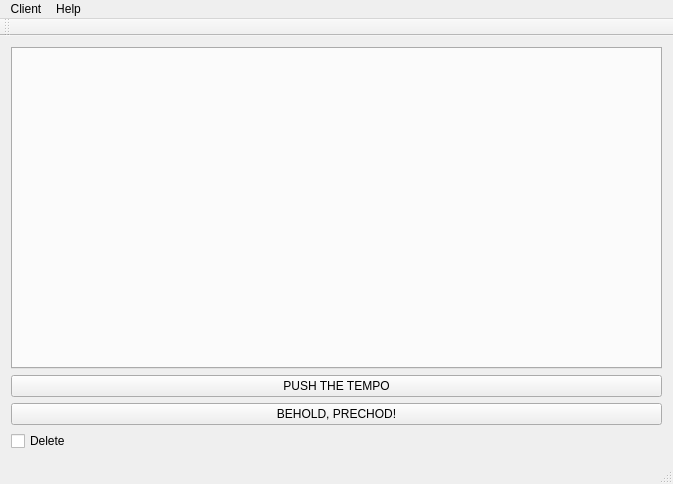
Qt form mainwindow.ui (garretraziel/icp) before a commit.
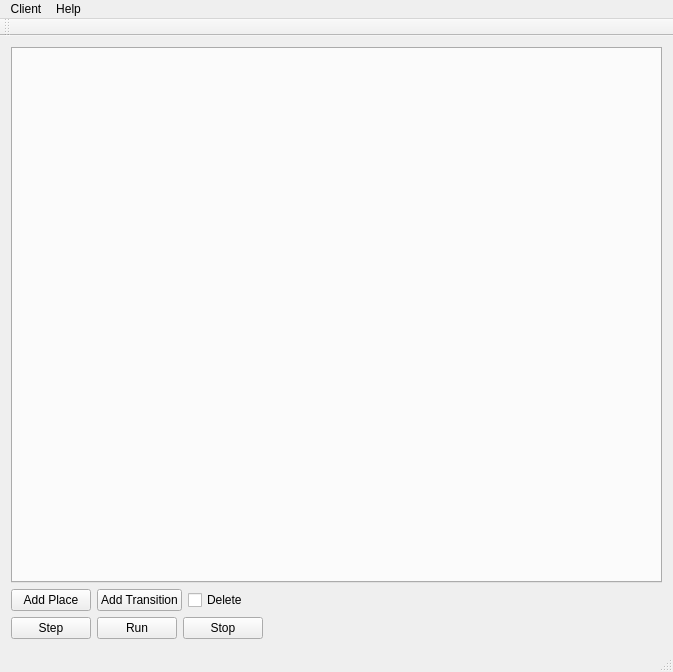
The same form after that commit.

```diff
--- a/mainwindow.ui
+++ b/mainwindow.ui
@@ -7,7 +7,7 @@
     <x>0</x>
     <y>0</y>
     <width>673</width>
-    <height>484</height>
+    <height>672</height>
    </rect>
   </property>
   <property name="windowTitle">
@@ -17,34 +17,32 @@
    <string/>
   </property>
   <widget class="QWidget" name="centralWidget">
-   <layout class="QVBoxLayout" name="verticalLayout_2">
-    <item>
-     <layout class="QVBoxLayout" name="verticalLayout">
-      <item>
+   <layout class="QGridLayout" name="gridLayout">
+    <item row="0" column="0">
        <widget class="QTabWidget" name="tabWidget">
         <property name="currentIndex">
          <number>-1</number>
         </property>
        </widget>
       </item>
+    <item row="4" column="0" rowspan="2">
+     <layout class="QHBoxLayout" name="horizontalLayout">
       <item>
        <widget class="QPushButton" name="pushButton">
         <property name="enabled">
          <bool>true</bool>
         </property>
         <property name="text">
-         <string>PUSH THE TEMPO</string>
+         <string>Add Place</string>
         </property>
        </widget>
       </item>
       <item>
        <widget class="QPushButton" name="pushButtonRect">
         <property name="text">
-         <string>BEHOLD, PRECHOD!</string>
+         <string>Add Transition</string>
         </property>
        </widget>
-      </item>
-     </layout>
     </item>
     <item>
      <widget class="QCheckBox" name="deleter">
@@ -55,6 +53,59 @@
        <bool>false</bool>
       </property>
      </widget>
+      </item>
+      <item>
+       <spacer name="horizontalSpacer">
+        <property name="orientation">
+         <enum>Qt::Horizontal</enum>
+        </property>
+        <property name="sizeHint" stdset="0">
+         <size>
+          <width>40</width>
+          <height>20</height>
+         </size>
+        </property>
+       </spacer>
+      </item>
+     </layout>
+    </item>
+    <item row="7" column="0" rowspan="2">
+     <layout class="QHBoxLayout" name="horizontalLayout_2">
+      <item>
+       <widget class="QPushButton" name="stepButton">
+        <property name="text">
+         <string>Step</string>
+        </property>
+       </widget>
+      </item>
+      <item>
+       <widget class="QPushButton" name="runButton">
+        <property name="text">
+         <string>Run</string>
+        </property>
+       </widget>
+      </item>
+      <item>
+       <widget class="QPushButton" name="stopButton">
+        <property name="text">
+         <string>Stop</string>
+        </property>
+       </widget>
+      </item>
+      <item>
+       <spacer name="horizontalSpacer_2">
+        <property name="orientation">
+         <enum>Qt::Horizontal</enum>
+        </property>
+        <property name="sizeHint" stdset="0">
+         <size>
+          <width>40</width>
+          <height>20</height>
+         </size>
+        </property>
+       </spacer>
+      </item>
+     </layout>
     </item>
    </layout>
   </widget>
```
Lines whose indentation alone changed are shown as unchanged.
